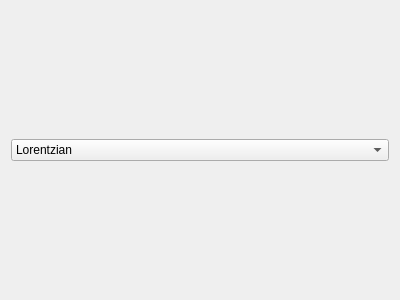
The window that pylabnet/gui/pyqt/gui_templates/fit_popup.ui (lukingroup/pylabnet) describes before a commit, drawn with Qt 5.
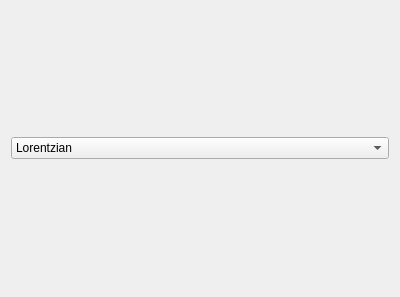
The same window after the commit.

Diff of the .ui file:
```diff
--- a/pylabnet/gui/pyqt/gui_templates/fit_popup.ui
+++ b/pylabnet/gui/pyqt/gui_templates/fit_popup.ui
@@ -7,7 +7,7 @@
     <x>0</x>
     <y>0</y>
     <width>400</width>
-    <height>300</height>
+    <height>297</height>
    </rect>
   </property>
   <property name="windowTitle">
```
Left out of the diff: 7 changed lines with no effect on the pictures.
